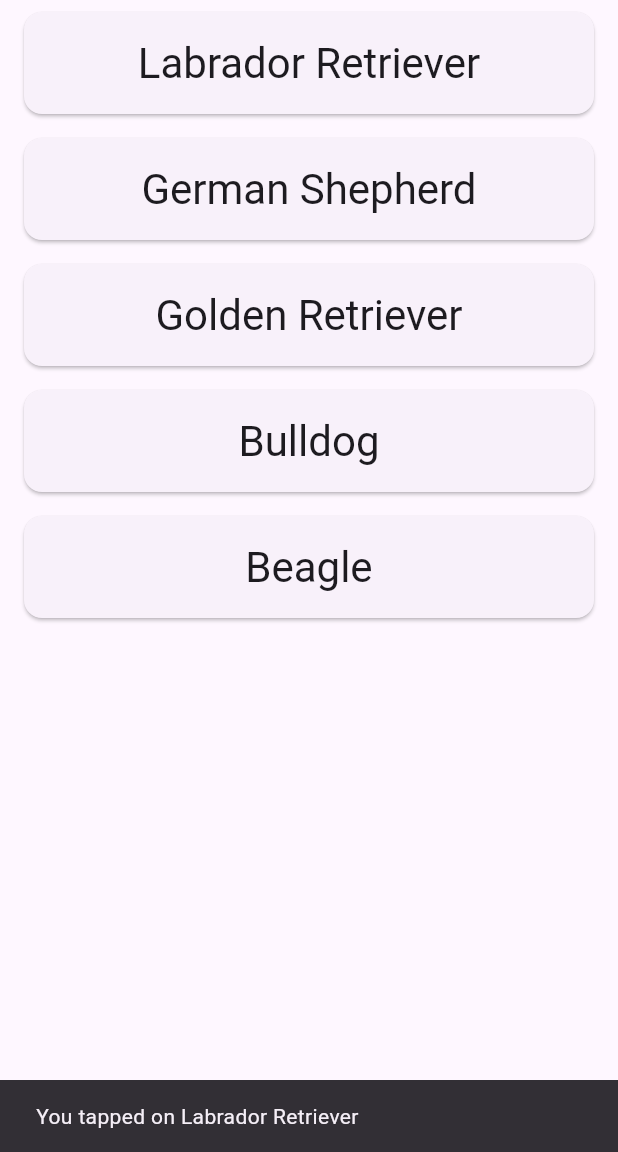
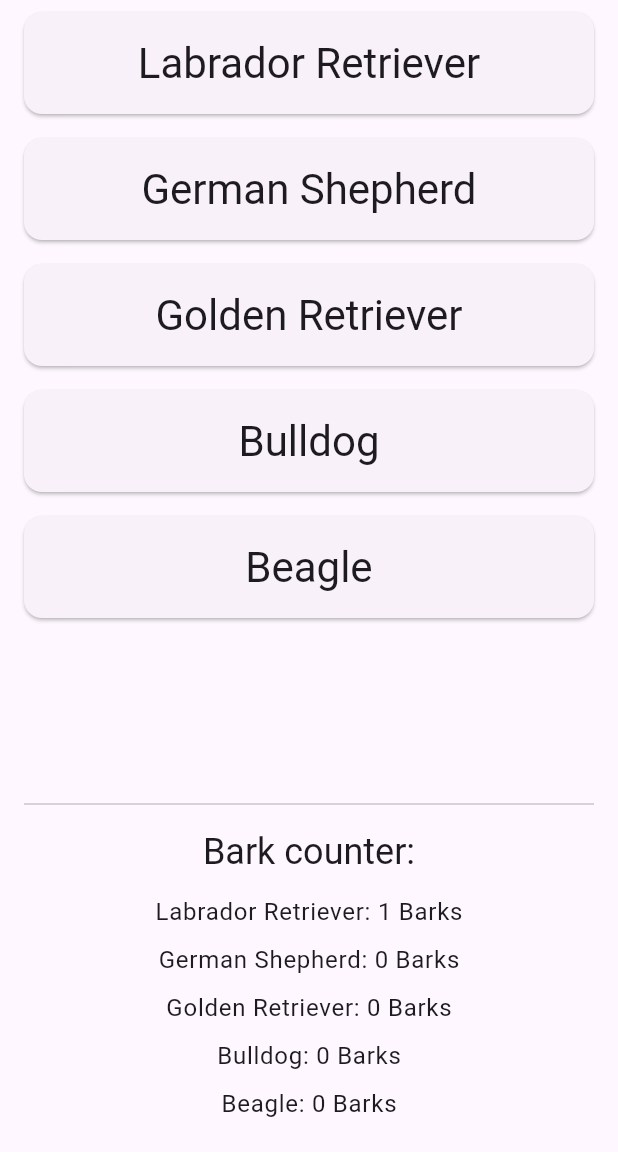
Before and after one commit to AidanEiler/csc4330app4, a Flutter app: the screen it shows after launch, after a tap on "Labrador Retriever", on a phone screen of 412 x 824 dp, the part 84-1236 px from its top. Run offline on Flutter 3.47's test engine with Material 3 defaults, Android fonts, the phone set to English and light mode, and no system bars.

Commit message:
made a counter for how many times the user clicks a certain dog breed

```diff
--- a/lib/main.dart
+++ b/lib/main.dart
@@ -15,15 +15,19 @@
         colorScheme: ColorScheme.fromSeed(seedColor: Colors.deepPurple),
         useMaterial3: true,
       ),
-      home: MyHomePage(), // Removed const here
+      home: MyHomePage(),
     );
   }
 }
 
-class MyHomePage extends StatelessWidget {
-  // Removed the 'const' here
+class MyHomePage extends StatefulWidget {
   MyHomePage({super.key});
 
+  @override
+  _MyHomePageState createState() => _MyHomePageState();
+}
+
+class _MyHomePageState extends State<MyHomePage> {
   // Shortened list of dog breeds
   final List<String> dogBreeds = [
     'Labrador Retriever',
@@ -33,6 +37,15 @@
     'Beagle',
   ];
 
+  // Map to track the tap count for each breed
+  Map<String, int> breedTapCount = {
+    'Labrador Retriever': 0,
+    'German Shepherd': 0,
+    'Golden Retriever': 0,
+    'Bulldog': 0,
+    'Beagle': 0,
+  };
+
   @override
   Widget build(BuildContext context) {
     return Scaffold(
@@ -40,17 +53,22 @@
         backgroundColor: Theme.of(context).colorScheme.inversePrimary,
         title: const Text('Dog Breeds'),
       ),
-      body: ListView.builder(
+      body: Column(
+        children: [
+          // List of dog breed buttons
+          Expanded(
+            child: ListView.builder(
               itemCount: dogBreeds.length,
               itemBuilder: (context, index) {
+                String breed = dogBreeds[index];
                 return Padding(
                   padding: const EdgeInsets.symmetric(vertical: 8, horizontal: 16),
                   child: ElevatedButton(
                     onPressed: () {
-                // You can add functionality for each dog breed here
-                ScaffoldMessenger.of(context).showSnackBar(
-                  SnackBar(content: Text('You tapped on ${dogBreeds[index]}')),
-                );
+                      setState(() {
+                        // Increment the count for the tapped breed
+                        breedTapCount[breed] = breedTapCount[breed]! + 1;
+                      });
                     },
                     style: ElevatedButton.styleFrom(
                       padding: const EdgeInsets.symmetric(vertical: 16),
@@ -59,13 +77,42 @@
                       ),
                     ),
                     child: Text(
-                dogBreeds[index],
-                style: Theme.of(context).textTheme.headlineMedium, // Replaced headline6 with headlineMedium
+                      breed,
+                      style: Theme.of(context).textTheme.headlineMedium,
                     ),
                   ),
                 );
               },
             ),
+          ),
+          // Counter section that shows cumulative tap counts for all breeds
+          Padding(
+            padding: const EdgeInsets.all(16.0),
+            child: Column(
+              children: [
+                const Divider(),  // Optional divider to separate counters
+                const SizedBox(height: 8),
+                Text(
+                  'Bark counter:',
+                  style: Theme.of(context).textTheme.headlineSmall,
+                ),
+                const SizedBox(height: 8),
+                Column(
+                  children: dogBreeds.map((breed) {
+                    return Padding(
+                      padding: const EdgeInsets.symmetric(vertical: 4),
+                      child: Text(
+                        '$breed: ${breedTapCount[breed]} Barks',
+                        style: Theme.of(context).textTheme.bodyLarge,
+                      ),
+                    );
+                  }).toList(),
+                ),
+              ],
+            ),
+          ),
+        ],
+      ),
     );
   }
 }
```
Lines whose indentation alone changed are shown as unchanged.
